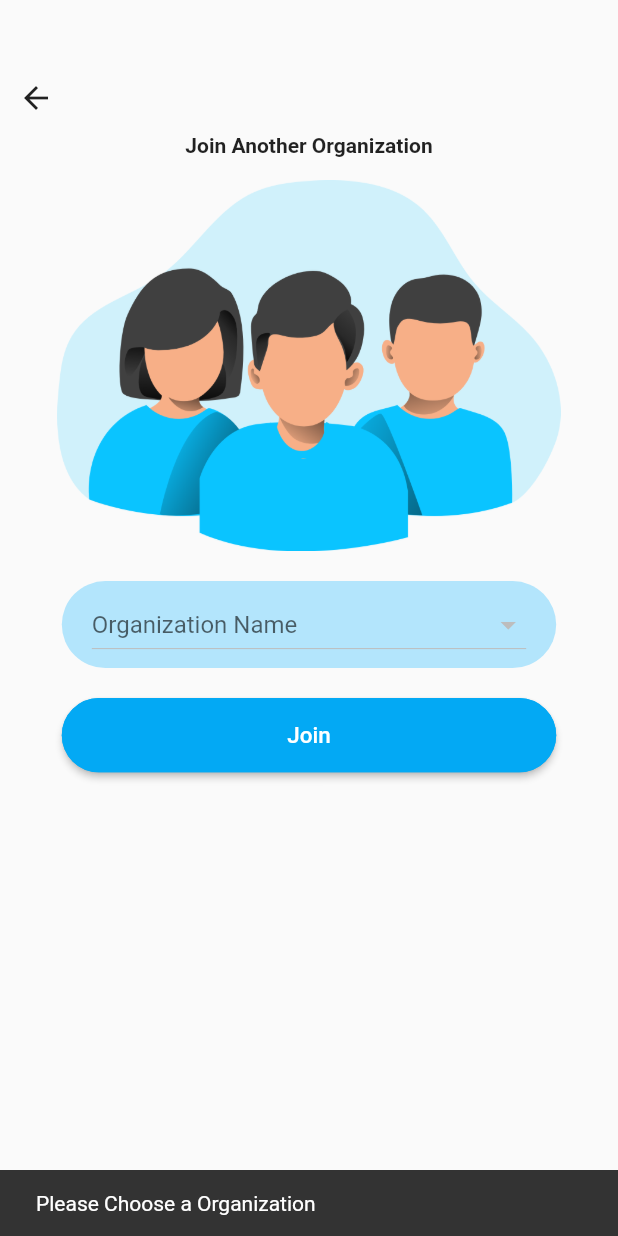
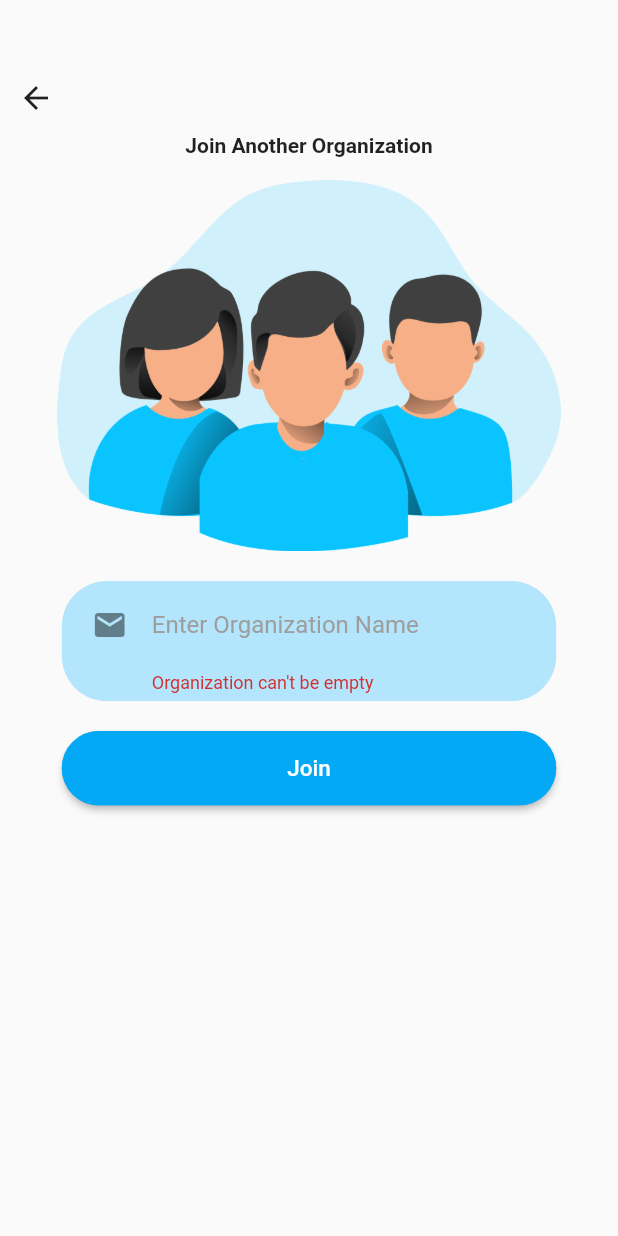
Before and after one commit to KevinYan12138/Organizers, a Flutter app: the JoinMoreOrganizations screen opened directly, after a tap on "Join", on a phone screen of 412 x 824 dp. Run offline on Flutter 3.47's test engine with Material 2 defaults, Android fonts, the light colour scheme and no system bars; our stand-ins replace cached_network_image, cloud_firestore, firebase_auth, firebase_messaging, firebase_storage, image_picker and 3 more; missing offline and left inert: image_downloader, in_app_update, mailer; accounts and stored records are empty.

Commit message:
get rid of dropDown

```diff
--- a/lib/Auth/JoinMoreOrganizations.dart
+++ b/lib/Auth/JoinMoreOrganizations.dart
@@ -17,7 +17,7 @@ class _JoinMoreOrganizationsState extends State<JoinMoreOrganizations> {
   String _status;
   String _password;
   String _username;
-  String  value;
+  String _value;
   SharedPreferences prefs;
 
   bool _validateAndSave() {
@@ -62,6 +62,19 @@ class _JoinMoreOrganizationsState extends State<JoinMoreOrganizations> {
     setState(() {});
   }
 
+  static Future<bool> _ifOrganizationExists(String value) async{
+    bool exist;
+    await Firestore.instance.collection('organizations').document(value).get().then((doc) {
+      if(doc.exists){
+        exist = true;
+      }else{
+        exist = false;
+      }
+    });
+    return exist;
+
+  }
+
   @override
   Widget build(BuildContext context) {
     Size size = MediaQuery.of(context).size;
@@ -98,15 +111,47 @@ class _JoinMoreOrganizationsState extends State<JoinMoreOrganizations> {
     );
   }
 
-  Widget _showOrganizations(){
+  // Widget _showOrganizations(){
+  // Size size = MediaQuery.of(context).size;
+  // return StreamBuilder<QuerySnapshot>(
+  //     stream: Firestore.instance.collection('organizations').snapshots(),
+  //     builder: (BuildContext context, AsyncSnapshot<QuerySnapshot> snapshot) {
+  //       if (snapshot.hasError)return new Text('Error: ${snapshot.error}');
+  //       switch (snapshot.connectionState) {
+  //         case ConnectionState.waiting: return new Text('Loading...');
+  //         default:
+  //           return Container(
+  //             width: size.width * 0.8,
+  //             margin: EdgeInsets.symmetric(vertical: 10),
+  //             padding: EdgeInsets.symmetric(horizontal: 20, vertical: 5),
+  //             decoration: BoxDecoration(
+  //               color: Colors.lightBlue[100],
+  //               borderRadius: BorderRadius.circular(30),
+  //             ),
+  //             child: new DropdownButton<String>(
+  //               isExpanded: true,
+  //               hint: Text('Organization Name'),
+  //               value: value,
+  //               onChanged: (String newValue) {
+  //                 setState(() {
+  //                   value = newValue;
+  //                 });
+  //               },
+  //               items: snapshot.data.documents.map((DocumentSnapshot document) {
+  //                 return new DropdownMenuItem<String>(
+  //                   value: document['name'],
+  //                   child: new Text(document['name']),
+  //                 );
+  //               }).toList(),
+  //             ),
+  //           );
+  //       }
+  //     },
+  //   );
+  // }
+
+  Widget _showOrganizations() {
     Size size = MediaQuery.of(context).size;
-  return StreamBuilder<QuerySnapshot>(
-      stream: Firestore.instance.collection('organizations').snapshots(),
-      builder: (BuildContext context, AsyncSnapshot<QuerySnapshot> snapshot) {
-        if (snapshot.hasError)return new Text('Error: ${snapshot.error}');
-        switch (snapshot.connectionState) {
-          case ConnectionState.waiting: return new Text('Loading...');
-          default:
     return Container(
       width: size.width * 0.8,
       margin: EdgeInsets.symmetric(vertical: 10),
@@ -115,25 +160,19 @@ class _JoinMoreOrganizationsState extends State<JoinMoreOrganizations> {
         color: Colors.lightBlue[100],
         borderRadius: BorderRadius.circular(30),
       ),
-              child: new DropdownButton<String>(
-                isExpanded: true,
-                hint: Text('Organization Name'),
-                value: value,
-                onChanged: (String newValue) {
-                  setState(() {
-                    value = newValue;
-                  });
-                },
-                items: snapshot.data.documents.map((DocumentSnapshot document) {
-                  return new DropdownMenuItem<String>(
-                    value: document['name'],
-                    child: new Text(document['name']),
-                  );
-                }).toList(),
+      child: TextFormField(
+        maxLines: 1,
+        keyboardType: TextInputType.emailAddress,
+        autofocus: false,
+        decoration: InputDecoration(
+          icon: Icon(Icons.email) ,
+          hintText: 'Enter Organization Name',
+          hintStyle: TextStyle(color: Colors.grey),
+          border: InputBorder.none
         ),
-            );
-        }
-      },
+        validator: (value) => value.isEmpty ? 'Organization can\'t be empty' : null,
+        onSaved: (value) => _value = value,
+      ),
     );
   }
 
@@ -150,17 +189,18 @@ class _JoinMoreOrganizationsState extends State<JoinMoreOrganizations> {
       side: BorderSide(color: Colors.lightBlue)
 ),
         onPressed: () async {
-          if(value != null){
           if (_validateAndSave()) {
+            await _ifOrganizationExists(_value).then((isTrue)async{
+              if(isTrue == true){
               final user = Provider.of<UserRepository>(context, listen: false);
               SharedPreferences pref = await SharedPreferences.getInstance();
 
-              await pref.setString("organization", value);
+              await pref.setString("organization", _value);
 
-              final snapShot = await Firestore.instance.collection('users').document(value).collection('users').document(_email).get();
+              final snapShot = await Firestore.instance.collection('users').document(_value).collection('users').document(_email).get();
 
                 if (snapShot.exists){
-                  _scaffoldKey.currentState.showSnackBar(new SnackBar(content: Text('You have already joined $value')));
+                  _scaffoldKey.currentState.showSnackBar(new SnackBar(content: Text('You have already joined $_value')));
                 }else{
 
               String userId = "";
@@ -168,12 +208,12 @@ class _JoinMoreOrganizationsState extends State<JoinMoreOrganizations> {
               userId = await user.signIn(_email, _password);
 
               if(userId != null){
-              Firestore.instance.collection('users').document(value).collection('users').document(_email).setData({
+              Firestore.instance.collection('users').document(_value).collection('users').document(_email).setData({
                   'id': userId,
                   'email': _email,
                   'password': _password,
                   'username': _username,
-                  'organization': value,
+                  'organization': _value,
                   'status': 'member',
                   'token':'waiting'
                 });
@@ -181,11 +221,11 @@ class _JoinMoreOrganizationsState extends State<JoinMoreOrganizations> {
                 await pref.setString("username", _username);
                 await pref.setString("photoUrl", '');
             }
-
-          }
           }
               }else{
-          _scaffoldKey.currentState.showSnackBar(new SnackBar(content: Text('Please Choose a Organization')));
+              _scaffoldKey.currentState.showSnackBar(new SnackBar(content: Text('Organization doesn\'t exist')));
+            }
+            });
           }
         },
         child: new Text('Join',style: new TextStyle(fontSize: 15.0, color: Colors.white))
--- a/pubspec.yaml
+++ b/pubspec.yaml
@@ -36,6 +36,7 @@ dependencies:
   photo_view: ^0.9.2
   mailer: ^3.0.4
   upgrader: ^0.10.0
+  in_app_update: ^1.1.11
   url_launcher: ^5.4.10
 
 
```
Also changed, not shown: lib/Auth/LogInPage.dart (+77 -36 lines), lib/Auth/MemberSignUpPage.dart (+75 -34 lines), lib/Auth/WelcomePage.dart (+24 -2 lines), pubspec.lock, 3 other files. Lines whose indentation alone changed are shown as unchanged.
